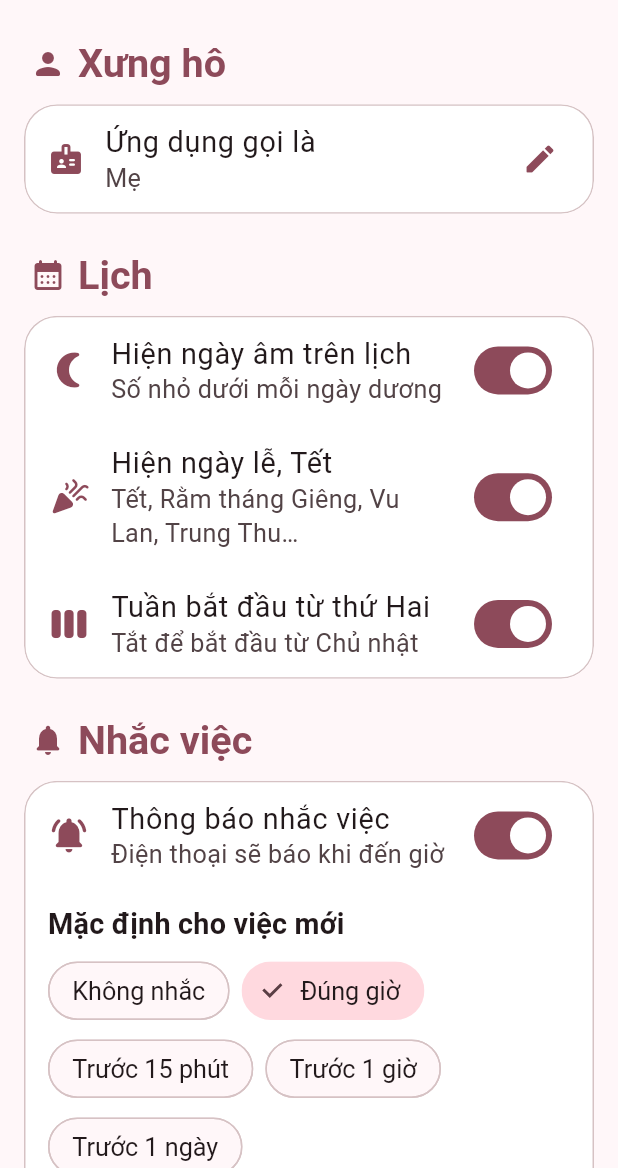
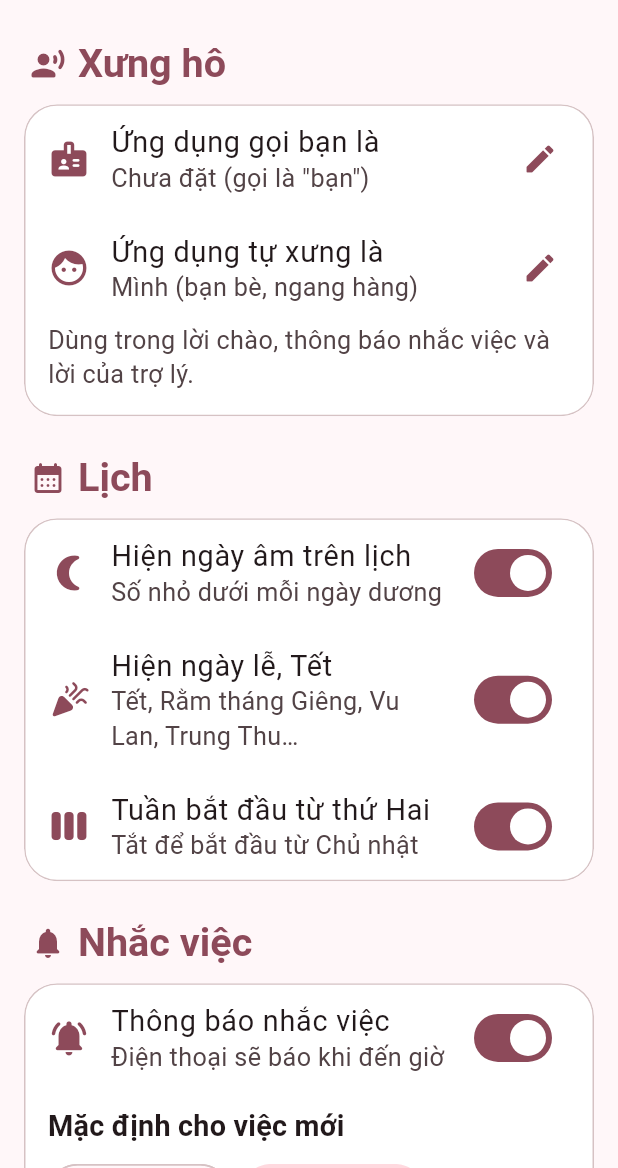
Before and after one commit to bannie-test/thu-ki-lam-viec, a Flutter app: the SettingsPage screen opened directly, scrolled down 1152 dp, on a phone screen of 412 x 824 dp, the part 68-1236 px from its top. Run offline on Flutter 3.47's test engine with Material 3 defaults, Android fonts, the phone set to English and light mode, and no system bars; our stand-ins replace flutter_local_notifications, flutter_secure_storage, shared_preferences, speech_to_text, timezone; missing offline and left inert: vnlunar; accounts and stored records are empty; Roboto replaces fonts that are missing (BeVietnamPro).

Commit message:
Let the user choose how the app addresses them
- First launch and Settings ask what to call the user (empty = neutral
  "bạn") and how the app refers to itself (con, cháu, em, mình)
- Greeting, screen title, notifications and AI replies use that choice;
  no hardcoded "Mẹ" left in the UI
- App renamed to the neutral "Sổ việc"
- Tests for greeting, notification text, AI prompt and persistence

Co-Authored-By: Claude Opus 5.5 <noreply@anthropic.com>
Claude-Session: https://claude.ai/code/session_015SL2x5AG2BFFMtmmvMwZR6

```diff
--- a/lib/app.dart
+++ b/lib/app.dart
@@ -55,7 +55,7 @@ class SoViecApp extends StatelessWidget {
         builder: (context, _) {
           final s = store.settings;
           return MaterialApp(
-            title: 'Việc của Mẹ',
+            title: 'Sổ việc',
             debugShowCheckedModeBanner: false,
             locale: const Locale('vi'),
             supportedLocales: const [Locale('vi')],
--- /dev/null
+++ b/lib/core/address.dart
@@ -0,0 +1,45 @@
+/// How the app talks to its user. Vietnamese pronouns come in pairs, so we
+/// keep both what the app calls the user ([name], e.g. "Bà", "Cô Lan") and
+/// what the app calls itself ([self], e.g. "cháu").
+class Address {
+  /// What to call the user. Empty means the neutral "bạn".
+  final String name;
+
+  /// What the app calls itself: 'con', 'cháu', 'em' or 'mình'.
+  final String self;
+
+  const Address({this.name = '', this.self = 'mình'});
+
+  static const selfOptions = <String, String>{
+    'con': 'Con (gọi bố mẹ)',
+    'cháu': 'Cháu (gọi ông bà, cô chú)',
+    'em': 'Em (gọi anh chị)',
+    'mình': 'Mình (bạn bè, ngang hàng)',
+  };
+
+  bool get hasName => name.trim().isNotEmpty;
+
+  /// "Bà" / "bạn" for use mid-sentence.
+  String get you => hasName ? name.trim() : 'bạn';
+
+  /// Same, capitalised for the start of a sentence.
+  String get You => _cap(you);
+
+  /// The app's own pronoun, capitalised for the start of a sentence.
+  String get Me => _cap(self);
+
+  /// Younger speakers end sentences politely with "ạ".
+  bool get polite => self == 'con' || self == 'cháu' || self == 'em';
+
+  /// " ạ" or "" to end a sentence.
+  String get a => polite ? ' ạ' : '';
+
+  /// "Chào buổi sáng, Bà!" or "Chào buổi sáng!" when no name is set.
+  String greet(String greeting) => hasName ? '$greeting, $You!' : '$greeting!';
+
+  /// "Bà ơi, " or "" — used to open notifications.
+  String get call => hasName ? '$You ơi, ' : '';
+
+  static String _cap(String s) =>
+      s.isEmpty ? s : s[0].toUpperCase() + s.substring(1);
+}
--- a/lib/models/category.dart
+++ b/lib/models/category.dart
@@ -9,7 +9,7 @@ class AppIcon {
   const AppIcon(this.key, this.icon, this.label);
 }
 
-/// Icons are grouped by life area so Mẹ can find one quickly.
+/// Icons are grouped by life area so the right one is quick to find.
 class IconGroup {
   final String name;
   final List<AppIcon> icons;
--- a/lib/models/settings.dart
+++ b/lib/models/settings.dart
@@ -1,7 +1,16 @@
+import '../core/address.dart';
+
 /// All user-adjustable preferences. The whole UI theme is derived from these
 /// values, so changing a setting re-themes the app instantly.
 class AppSettings {
+  // ---- Xưng hô ----
+  /// What the app calls the user ("Bà", "Cô Lan"). Empty = "bạn".
   String name;
+
+  /// What the app calls itself: con, cháu, em, mình.
+  String selfPronoun;
+
+  Address get address => Address(name: name, self: selfPronoun);
 
   // ---- Giao diện ----
   String preset; // id of a ThemePreset, or 'custom'
@@ -26,7 +35,8 @@ class AppSettings {
   bool aiEnabled;
 
   AppSettings({
-    this.name = 'Mẹ',
+    this.name = '',
+    this.selfPronoun = 'mình',
     this.preset = 'sen',
     this.seedColor = 0xFFC2185B,
     this.mode = 'light',
@@ -45,6 +55,7 @@ class AppSettings {
 
   Map<String, dynamic> toJson() => {
     'name': name,
+    'selfPronoun': selfPronoun,
     'preset': preset,
     'seedColor': seedColor,
     'mode': mode,
@@ -65,6 +76,9 @@ class AppSettings {
     final d = AppSettings();
     return AppSettings(
       name: j['name'] as String? ?? d.name,
+      selfPronoun: Address.selfOptions.containsKey(j['selfPronoun'])
+          ? j['selfPronoun'] as String
+          : d.selfPronoun,
       preset: j['preset'] as String? ?? d.preset,
       seedColor: j['seedColor'] as int? ?? d.seedColor,
       mode: j['mode'] as String? ?? d.mode,
--- a/lib/services/ai_service.dart
+++ b/lib/services/ai_service.dart
@@ -1,6 +1,7 @@
 import 'dart:convert';
 import 'package:flutter_secure_storage/flutter_secure_storage.dart';
 import 'package:http/http.dart' as http;
+import '../core/address.dart';
 import '../core/format.dart';
 import '../core/lunar.dart';
 import '../models/category.dart';
@@ -60,6 +61,7 @@ class AiService {
     required List<Category> categories,
     required bool useAi,
     int defaultRemind = 0,
+    Address address = const Address(),
   }) async {
     if (!useAi || !await hasKey()) {
       final drafts = LocalParser.parse(
@@ -70,11 +72,11 @@ class AiService {
       );
       return AiResult(
         drafts,
-        'Đã hiểu theo cách đơn giản (không dùng AI). Mẹ xem lại giúp nhé.',
+        'Đã hiểu theo cách đơn giản (không dùng AI). ${address.You} xem lại giúp ${address.self} nhé.',
         usedAi: false,
       );
     }
-    final body = buildRequest(text, now, categories);
+    final body = buildRequest(text, now, categories, address: address);
     final key = (await vault.read())!.trim();
     http.Response res;
     try {
@@ -115,13 +117,16 @@ class AiService {
   static Map<String, dynamic> buildRequest(
     String text,
     DateTime now,
-    List<Category> categories,
-  ) {
+    List<Category> categories, {
+    Address address = const Address(),
+  }) {
     final lunar = LunarDate.fromSolar(now);
     final cats = categories.map((c) => '- ${c.id}: ${c.name}').join('\n');
     final system =
         '''
-Bạn là trợ lý giúp một người mẹ Việt Nam ghi lại việc cần làm. Từ lời nói hoặc tin nhắn của mẹ, hãy tách ra từng việc cụ thể.
+Bạn là trợ lý giúp một người Việt Nam ghi lại việc cần làm. Từ lời nói hoặc tin nhắn của người dùng, hãy tách ra từng việc cụ thể.
+
+Xưng hô: gọi người dùng là "${address.you}", tự xưng là "${address.self}"${address.polite ? ', lễ phép (có thể dùng "ạ")' : ''}.
 
 Hôm nay: ${longDate(now)} (dương lịch ${dayKey(now)}), giờ hiện tại ${two(now.hour)}:${two(now.minute)}, âm lịch ${lunar.day}/${lunar.month}${lunar.leap ? ' nhuận' : ''} năm ${canChiYear(lunar.year)}. Múi giờ Việt Nam (UTC+7).
 
@@ -130,14 +135,14 @@ $cats
 
 Quy tắc:
 - title: ngắn gọn, tự nhiên, viết hoa chữ đầu, không chứa ngày giờ (ví dụ "Uống thuốc huyết áp").
-- Nếu mẹ nói theo âm lịch (rằm, mùng 1, "âm", giỗ, Tết...): calendar = "lunar", điền lunar_day và lunar_month (lunar_month = 0 nếu chỉ nói "rằm"/"mùng một" mà không nói tháng → hiểu là lần gần nhất sắp tới), để date = "".
+- Nếu người dùng nói theo âm lịch (rằm, mùng 1, "âm", giỗ, Tết...): calendar = "lunar", điền lunar_day và lunar_month (lunar_month = 0 nếu chỉ nói "rằm"/"mùng một" mà không nói tháng → hiểu là lần gần nhất sắp tới), để date = "".
 - Ngược lại: calendar = "solar", date = YYYY-MM-DD (dương lịch), lunar_day = 0, lunar_month = 0. "Mai" = ngày mai, "mốt"/"ngày kia" = 2 ngày nữa.
 - time: "HH:MM" 24 giờ; "" nếu cả ngày. "7 giờ tối" = "19:00", "sáng" ≈ "07:00", "trưa" ≈ "11:30", "chiều" ≈ "15:00", "tối" ≈ "19:00".
 - repeat: none, daily, weekly, monthly, yearly (dương lịch), lunarMonthly (mỗi tháng âm, ví dụ mỗi rằm), lunarYearly (mỗi năm âm, ví dụ ngày giỗ).
 - remind_before: số phút nhắc trước, chỉ được chọn -1 (không nhắc), 0, 15, 60, 1440. Mặc định 0 nếu có giờ, -1 nếu cả ngày; đám giỗ, cuộc hẹn quan trọng nên nhắc trước 1440.
-- important: true nếu mẹ nói quan trọng/nhớ kỹ/đừng quên, hoặc là uống thuốc, khám bệnh, giỗ.
+- important: true nếu người dùng nói quan trọng/nhớ kỹ/đừng quên, hoặc là uống thuốc, khám bệnh, giỗ.
 - note: thông tin thêm hữu ích (địa điểm, đồ cần mang...), "" nếu không có.
-- message: một câu ngắn, ấm áp gửi mẹ, tóm tắt đã tạo gì hoặc hỏi lại nếu thiếu thông tin quan trọng.
+- message: một câu ngắn, ấm áp gửi người dùng theo đúng cách xưng hô ở trên, tóm tắt đã tạo gì hoặc hỏi lại nếu thiếu thông tin quan trọng.
 - Nếu không có việc nào, trả về tasks rỗng và giải thích trong message.''';
 
     const taskSchema = {
@@ -226,18 +231,18 @@ Quy tắc:
       data = jsonDecode(raw) as Map<String, dynamic>;
     } catch (_) {
       throw const AiException(
-        'AI trả về dữ liệu lạ. Mẹ thử lại hoặc nhập tay nhé.',
+        'AI trả về dữ liệu lạ. Hãy thử lại hoặc nhập tay nhé.',
       );
     }
     final stop = data['stop_reason'];
     if (stop == 'refusal') {
       throw const AiException(
-        'AI không xử lý yêu cầu này. Mẹ thử nói cách khác hoặc nhập tay nhé.',
+        'AI không xử lý yêu cầu này. Hãy thử nói cách khác hoặc nhập tay nhé.',
       );
     }
     if (stop == 'max_tokens') {
       throw const AiException(
-        'Yêu cầu dài quá. Mẹ chia nhỏ ra rồi thử lại nhé.',
+        'Yêu cầu dài quá. Hãy chia nhỏ ra rồi thử lại nhé.',
       );
     }
     final text = [
@@ -249,7 +254,7 @@ Quy tắc:
       out = jsonDecode(text) as Map<String, dynamic>;
     } catch (_) {
       throw const AiException(
-        'AI trả về dữ liệu lạ. Mẹ thử lại hoặc nhập tay nhé.',
+        'AI trả về dữ liệu lạ. Hãy thử lại hoặc nhập tay nhé.',
       );
     }
     final ids = categories.map((c) => c.id).toSet();
@@ -307,7 +312,7 @@ Quy tắc:
     final message = (out['message'] as String? ?? '').trim();
     return AiResult(
       tasks,
-      message.isEmpty ? 'Mẹ xem lại các việc bên dưới nhé.' : message,
+      message.isEmpty ? 'Hãy xem lại các việc bên dưới nhé.' : message,
       usedAi: true,
     );
   }
--- a/lib/services/local_parser.dart
+++ b/lib/services/local_parser.dart
@@ -352,7 +352,7 @@ class LocalParser {
     var s = text;
     final patterns = [
       RegExp(
-        r'\b(nhắc( mẹ| tôi| em)?|nhớ|ghi chú|thêm việc)\b[:,]?\s*',
+        r'\b(nhắc( (mẹ|bố|ba|má|bà|ông|tôi|em|anh|chị|con|cháu|mình|tớ))?|nhớ|ghi chú|thêm việc)\b[:,]?\s*',
         caseSensitive: false,
       ),
       RegExp(
--- a/lib/ui/ai_sheet.dart
+++ b/lib/ui/ai_sheet.dart
@@ -86,7 +86,7 @@ class _AiSheetState extends State<AiSheet> {
       setState(() {
         listening = false;
         error =
-            'Không mở được micro. Mẹ cho phép ứng dụng dùng micro, hoặc gõ chữ cũng được nhé.';
+            'Không mở được micro. Hãy cho phép ứng dụng dùng micro, hoặc gõ chữ cũng được nhé.';
       });
     }
   }
@@ -94,7 +94,10 @@ class _AiSheetState extends State<AiSheet> {
   Future<void> _create() async {
     final text = input.text.trim();
     if (text.isEmpty) {
-      setState(() => error = 'Mẹ nói hoặc gõ việc cần làm trước nhé.');
+      setState(
+        () => error =
+            '${Services.of(context).store.settings.address.You} nói hoặc gõ việc cần làm trước nhé.',
+      );
       return;
     }
     final s = Services.of(context);
@@ -113,6 +116,7 @@ class _AiSheetState extends State<AiSheet> {
         categories: s.store.categories,
         useAi: s.store.settings.aiEnabled,
         defaultRemind: s.store.settings.defaultRemind,
+        address: s.store.settings.address,
       );
       setState(() {
         drafts = r.tasks;
@@ -122,7 +126,7 @@ class _AiSheetState extends State<AiSheet> {
     } on AiException catch (e) {
       setState(() => error = e.message);
     } catch (_) {
-      setState(() => error = 'Có lỗi khi tạo việc. Mẹ thử lại nhé.');
+      setState(() => error = 'Có lỗi khi tạo việc. Hãy thử lại nhé.');
     } finally {
       if (mounted) setState(() => working = false);
     }
@@ -148,6 +152,7 @@ class _AiSheetState extends State<AiSheet> {
     final scheme = theme.colorScheme;
     final look = Look.of(context);
     final aiOn = s.store.settings.aiEnabled;
+    final aiAddr = s.store.settings.address;
 
     return Padding(
       padding: EdgeInsets.only(bottom: MediaQuery.viewInsetsOf(context).bottom),
@@ -187,7 +192,7 @@ class _AiSheetState extends State<AiSheet> {
                 final smart = aiOn && (snap.data ?? false);
                 return Text(
                   smart
-                      ? 'Mẹ cứ nói tự nhiên, có thể nhiều việc một lúc. Trợ lý AI sẽ hiểu cả ngày âm lịch.'
+                      ? '${aiAddr.You} cứ nói tự nhiên, có thể nhiều việc một lúc. Trợ lý AI sẽ hiểu cả ngày âm lịch.'
                       : 'Đang dùng chế độ hiểu đơn giản (không cần mạng). Bật AI trong Cài đặt để hiểu tốt hơn.',
                   style: theme.textTheme.bodyLarge?.copyWith(
                     color: scheme.onSurfaceVariant,
@@ -204,7 +209,7 @@ class _AiSheetState extends State<AiSheet> {
               textCapitalization: TextCapitalization.sentences,
               decoration: InputDecoration(
                 hintText: listening
-                    ? 'Đang nghe… Mẹ nói đi ạ'
+                    ? 'Đang nghe… ${aiAddr.You} nói đi${aiAddr.a}'
                     : 'Ví dụ: Chủ nhật 8 giờ sáng đi ăn cỗ nhà bác Hai',
               ),
             ),
--- a/lib/ui/settings_page.dart
+++ b/lib/ui/settings_page.dart
@@ -1,5 +1,7 @@
 import 'package:flutter/material.dart';
 import '../app.dart';
+import '../core/address.dart';
+import 'address_form.dart';
 import '../models/settings.dart';
 import '../models/task.dart';
 import '../theme/app_theme.dart';
@@ -220,41 +222,35 @@ class SettingsPage extends StatelessWidget {
                 ],
               ),
 
-              const _Header('Xưng hô', Icons.person_rounded),
+              const _Header('Xưng hô', Icons.record_voice_over_rounded),
               _Group(
                 children: [
                   ListTile(
-                    leading: const Icon(Icons.badge_rounded),
-                    title: const Text('Ứng dụng gọi là'),
-                    subtitle: Text(s.name),
+                    leading: const Icon(Icons.badge_rounded, size: 28),
+                    title: const Text('Ứng dụng gọi bạn là'),
+                    subtitle: Text(
+                      s.address.hasName ? s.name : 'Chưa đặt (gọi là "bạn")',
+                    ),
                     trailing: const Icon(Icons.edit_rounded),
-                    onTap: () async {
-                      final c = TextEditingController(text: s.name);
-                      final v = await showDialog<String>(
-                        context: context,
-                        builder: (d) => AlertDialog(
-                          title: const Text('Ứng dụng nên gọi là gì?'),
-                          content: TextField(
-                            controller: c,
-                            autofocus: true,
-                            decoration: const InputDecoration(
-                              hintText: 'Ví dụ: Mẹ, Bà, Cô Lan',
-                            ),
-                          ),
-                          actions: [
-                            TextButton(
-                              onPressed: () => Navigator.pop(d),
-                              child: const Text('Thôi'),
-                            ),
-                            FilledButton(
-                              onPressed: () => Navigator.pop(d, c.text.trim()),
-                              child: const Text('Lưu'),
-                            ),
-                          ],
-                        ),
-                      );
-                      if (v != null && v.isNotEmpty) set((x) => x.name = v);
-                    },
+                    onTap: () => _editAddress(context),
+                  ),
+                  ListTile(
+                    leading: const Icon(Icons.face_rounded, size: 28),
+                    title: const Text('Ứng dụng tự xưng là'),
+                    subtitle: Text(
+                      Address.selfOptions[s.selfPronoun] ?? s.selfPronoun,
+                    ),
+                    trailing: const Icon(Icons.edit_rounded),
+                    onTap: () => _editAddress(context),
+                  ),
+                  Padding(
+                    padding: const EdgeInsets.fromLTRB(16, 0, 16, 16),
+                    child: Text(
+                      'Dùng trong lời chào, thông báo nhắc việc và lời của trợ lý.',
+                      style: Theme.of(context).textTheme.bodyMedium?.copyWith(
+                        color: Theme.of(context).colorScheme.onSurfaceVariant,
+                      ),
+                    ),
                   ),
                 ],
               ),
@@ -327,7 +323,7 @@ class SettingsPage extends StatelessWidget {
               SizedBox(height: look.gap * 2),
               Center(
                 child: Text(
-                  'Việc của Mẹ · dữ liệu lưu trên điện thoại',
+                  'Sổ việc · dữ liệu lưu trên điện thoại',
                   style: Theme.of(context).textTheme.bodyMedium?.copyWith(
                     color: Theme.of(context).colorScheme.onSurfaceVariant,
                   ),
@@ -337,6 +333,17 @@ class SettingsPage extends StatelessWidget {
           );
         },
       ),
+    );
+  }
+
+  static Future<void> _editAddress(BuildContext context) async {
+    final store = Services.of(context).store;
+    final a = await askAddress(context, store.settings.address);
+    if (a == null) return;
+    await store.updateSettings(
+      (x) => x
+        ..name = a.name
+        ..selfPronoun = a.self,
     );
   }
 
@@ -560,7 +567,7 @@ class _AiSettingsState extends State<_AiSettings> {
           crossAxisAlignment: CrossAxisAlignment.start,
           children: [
             const Text(
-              'Mã khóa Claude API (bắt đầu bằng "sk-ant-"). Nhờ con cháu tạo tại console.anthropic.com.',
+              'Mã khóa Claude API (bắt đầu bằng "sk-ant-"). Có thể nhờ người thân tạo tại console.anthropic.com.',
             ),
             const SizedBox(height: 12),
             TextField(
@@ -631,7 +638,7 @@ class _AiSettingsState extends State<_AiSettings> {
         Padding(
           padding: const EdgeInsets.fromLTRB(16, 0, 16, 16),
           child: Text(
-            'Trợ lý dùng Claude của Anthropic. Chỉ câu Mẹ nói hoặc gõ khi bấm "Tạo việc" mới được gửi đi; danh sách việc và cài đặt luôn ở trên máy. Phí dùng API tính riêng theo tài khoản của mã khóa.',
+            'Trợ lý dùng Claude của Anthropic. Chỉ câu bạn nói hoặc gõ khi bấm "Tạo việc" (kèm cách xưng hô) mới được gửi đi; danh sách việc và cài đặt luôn ở trên máy. Phí dùng API tính riêng theo tài khoản của mã khóa.',
             style: theme.textTheme.bodyMedium?.copyWith(
               color: theme.colorScheme.onSurfaceVariant,
             ),
--- a/lib/ui/task_editor.dart
+++ b/lib/ui/task_editor.dart
@@ -89,7 +89,12 @@ class _TaskEditorPageState extends State<TaskEditorPage> {
     final text = title.text.trim();
     if (text.isEmpty) {
       ScaffoldMessenger.of(context).showSnackBar(
-        const SnackBar(content: Text('Mẹ ghi tên việc giúp con nhé.')),
+        SnackBar(
+          content: Text(() {
+            final a = Services.of(context).store.settings.address;
+            return '${a.You} ghi tên việc giúp ${a.self} nhé.';
+          }()),
+        ),
       );
       return;
     }
--- a/lib/ui/today_page.dart
+++ b/lib/ui/today_page.dart
@@ -114,7 +114,7 @@ class _DayHeader extends StatelessWidget {
             crossAxisAlignment: CrossAxisAlignment.start,
             children: [
               Text(
-                '${greeting(now)}, ${store.settings.name}!',
+                store.settings.address.greet(greeting(now)),
                 style: theme.textTheme.headlineSmall?.copyWith(color: onC),
               ),
               const SizedBox(height: 12),
```
Also changed, not shown: lib/services/notifications.dart (+36 -9 lines), lib/ui/address_form.dart (added, +134 -0 lines), lib/ui/home_shell.dart (+16 -39 lines), 5 other files.
